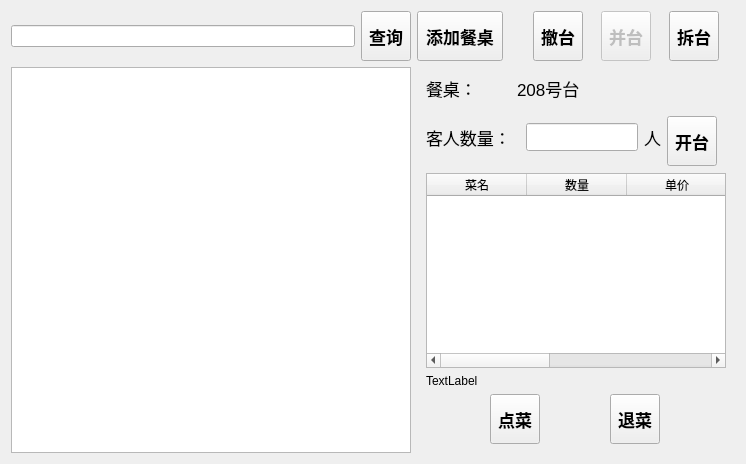
First picture: the form in src/tablewidget.ui, repository daodaoliang/caicai, before the edit.
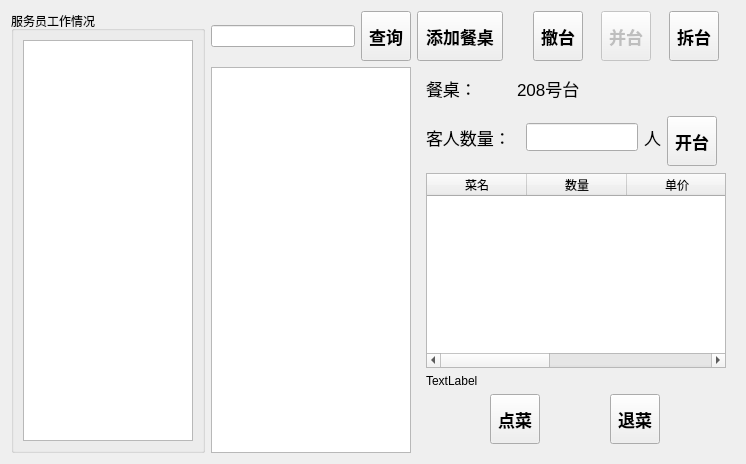
Second picture: the form after the edit.

```diff
--- a/src/tablewidget.ui
+++ b/src/tablewidget.ui
@@ -14,7 +14,7 @@
    <string>Form</string>
   </property>
   <layout class="QGridLayout" name="gridLayout">
-   <item row="0" column="3">
+   <item row="0" column="4">
     <widget class="QToolButton" name="toolButton_4">
      <property name="minimumSize">
       <size>
@@ -40,10 +40,10 @@
      </property>
     </widget>
    </item>
-   <item row="0" column="0">
-    <widget class="QLineEdit" name="lineEdit"/>
-   </item>
    <item row="0" column="1">
+    <widget class="QLineEdit" name="lineEdit"/>
+   </item>
+   <item row="0" column="2">
     <widget class="QToolButton" name="toolButton">
      <property name="minimumSize">
       <size>
@@ -69,7 +69,7 @@
      </property>
     </widget>
    </item>
-   <item row="1" column="0" colspan="2">
+   <item row="1" column="1" colspan="2">
     <widget class="QListView" name="listView">
      <property name="selectionMode">
       <enum>QAbstractItemView::ExtendedSelection</enum>
@@ -82,7 +82,7 @@
      </property>
     </widget>
    </item>
-   <item row="0" column="2">
+   <item row="0" column="3">
     <widget class="QToolButton" name="toolButton_2">
      <property name="minimumSize">
       <size>
@@ -108,7 +108,7 @@
      </property>
     </widget>
    </item>
-   <item row="0" column="4">
+   <item row="0" column="5">
     <widget class="QToolButton" name="toolButton_5">
      <property name="enabled">
       <bool>false</bool>
@@ -137,7 +137,7 @@
      </property>
     </widget>
    </item>
-   <item row="0" column="5">
+   <item row="0" column="6">
     <widget class="QToolButton" name="toolButton_6">
      <property name="minimumSize">
       <size>
@@ -163,7 +163,7 @@
      </property>
     </widget>
    </item>
-   <item row="1" column="2" colspan="4">
+   <item row="1" column="3" colspan="4">
     <widget class="QWidget" name="widget" native="true">
      <layout class="QGridLayout" name="gridLayout_2">
       <item row="4" column="0" colspan="2">
@@ -386,6 +386,24 @@
      </layout>
     </widget>
    </item>
+   <item row="0" column="0" rowspan="2">
+    <widget class="QGroupBox" name="groupBox">
+     <property name="maximumSize">
+      <size>
+       <width>250</width>
+       <height>16777215</height>
+      </size>
+     </property>
+     <property name="title">
+      <string>服务员工作情况</string>
+     </property>
+     <layout class="QVBoxLayout" name="verticalLayout">
+      <item>
+       <widget class="QTableView" name="tableView"/>
+      </item>
+     </layout>
+    </widget>
+   </item>
   </layout>
  </widget>
  <resources/>
```
